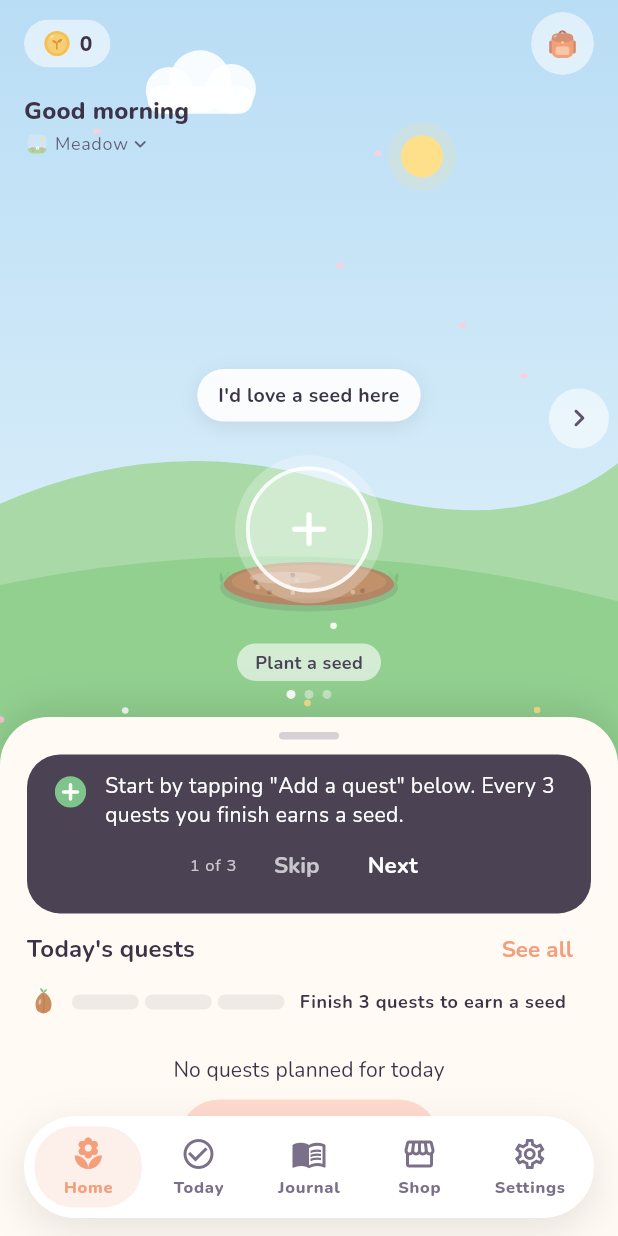
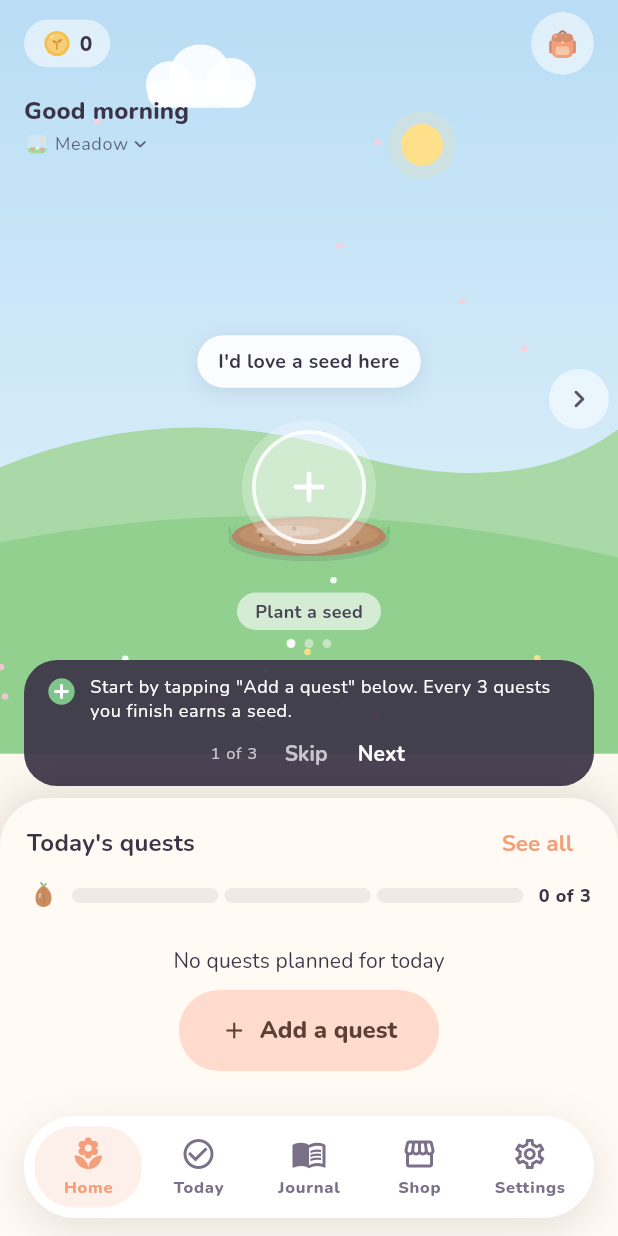
Before and after one commit to GL-328/Sprout, a Flutter app: the HomeScreen screen opened by its route, on a phone screen of 412 x 824 dp. Run offline on Flutter 3.47's test engine with Material 3 defaults, Android fonts, the phone set to English and light mode, and no system bars; our stand-ins replace audioplayers, confetti, drift, drift_flutter, file_picker, flutter_local_notifications and 6 more; accounts and stored records are empty; generated files the repository leaves out were written again; network calls fail.

Commit message:
Home quests panel: the first two quests, then See all
- The draggable, scrolling sheet is now a fixed panel with the Seed Meter
  and the first two quests due today; 'See all (N)' opens Today when
  there are more. Complete and undo work as before, and the empty and
  'All done for today' states stay.
- The panel and header are measured, and the garden lays out between
  them, so the plant never sits under the panel and the greeting never
  overlaps the bubble, at any text size.
- On short screens space gives way gently: one quest row first, then the
  first-run tips, then the last row; the plant always keeps some room.
- The first-run tips sit just above the panel instead of covering it.
- The meter row shows a short count; Today keeps the full message.
- Tests and renders at 360x640 (normal and 130% text) with 0, 1, 2 and 5
  quests, plus complete, undo, All done and See all.

Co-Authored-By: Claude Opus 5.5 <noreply@anthropic.com>
Claude-Session: https://claude.ai/code/session_014ffW9G8hHK8ppveSk7iLpA

```diff
--- a/lib/features/home/home_screen.dart
+++ b/lib/features/home/home_screen.dart
@@ -28,9 +28,9 @@ import 'plot_picker.dart';
 import 'quests_panel.dart';
 import 'seed_sheets.dart';
 import '../../ui/art/icon_art.dart';
-
-/// Height of the floating navigation bar, including its margin.
-const _navBarSpace = 92.0;
+import '../../ui/layout/insets.dart';
+import '../../ui/widgets/measure_size.dart';
+import 'home_tutorial.dart';
 
 /// The garden: one plot, one plant at a time, with today's quests below.
 class HomeScreen extends ConsumerStatefulWidget {
@@ -45,7 +45,46 @@ class _HomeScreenState extends ConsumerState<HomeScreen> with SingleTickerProvid
   late final _ambient = AnimationController(vsync: this, duration: const Duration(seconds: 24));
   String? _envId;
   int _slot = 0;
-  double? _panelExtent;
+
+  /// Measured heights of the header and the quests panel, so the garden
+  /// always fits between them, at any text size. Estimates until measured.
+  double _headerH = 104;
+  double _panelH = 260;
+
+  /// Quest rows in the panel: two, or fewer when the screen is too short
+  /// for the garden to keep [_minGarden] of room.
+  int _rows = QuestsPanel.defaultShown;
+  double _rowH = 64;
+  double _screenH = 0;
+  double _headerBottom = 0;
+  static const _minGarden = 120.0;
+
+  /// Whether the first-run tips fit above the panel (see [_panelMeasured]
+  /// for what gives way first when space is short).
+  bool _tipsFit = true;
+
+  void _panelMeasured(Size s) {
+    if (!mounted || s.height == _panelH) return;
+    setState(() {
+      final previous = _panelH;
+      _panelH = s.height;
+      final garden = _screenH - _panelH - 8 - _headerBottom;
+      final tipsShowing = _tipsFit && !(ref.read(tutorialDoneProvider).value ?? true);
+      // When space is short: first drop to one quest row, then set the
+      // first-run tips aside, then drop the last row.
+      if (garden < _minGarden && _rows > 1) {
+        _rows--;
+      } else if (garden < _minGarden && tipsShowing) {
+        _tipsFit = false;
+      } else if (garden < _minGarden && _rows > 0) {
+        _rows--;
+      } else if (garden > _minGarden + _rowH * 1.2 && _rows < QuestsPanel.defaultShown) {
+        _rows++;
+      }
+      if (previous > _panelH && previous - _panelH > 30) _rowH = previous - _panelH;
+    });
+  }
+
   final Set<String> _recorded = {};
   bool _foreground = true;
   late final _lifecycle = AppLifecycleListener(
@@ -168,18 +207,18 @@ class _HomeScreenState extends ConsumerState<HomeScreen> with SingleTickerProvid
           final h = box.maxHeight;
           final w = box.maxWidth;
           final safeTop = MediaQuery.paddingOf(context).top;
-          final bottomInset = _navBarSpace + MediaQuery.paddingOf(context).bottom;
-          // The panel's sizes, as fractions of the screen. Collapsed shows the
-          // meter and about three quests, but never more than 42% of the screen.
-          final minExtent = ((bottomInset + 58) / h).clamp(0.08, 0.3);
-          final initialExtent = ((bottomInset + 250) / h).clamp(minExtent, 0.42);
-          const maxExtent = 0.78;
-          final extent = (_panelExtent ?? initialExtent).clamp(minExtent, maxExtent);
-          // Above about half the screen the panel is for reading quests, and
-          // the garden simply waits behind it.
-          final panelTop = h * (1 - math.min(extent, 0.5));
-          final headerBottom = safeTop + 104;
-          final gardenBottom = panelTop - 12;
+          // The panel ends behind the floating nav bar; its content stays above
+          // the nav bar and the system bar.
+          final bottomInset = AppInsets.covered(context);
+          final panelTop = h - _panelH;
+          final headerBottom = safeTop + 8 + _headerH + 6;
+          // Never let the garden leave the screen, even when the panel is tall.
+          final gardenBottom = math.max(panelTop - 8, safeTop + 88);
+          _screenH = h;
+          _headerBottom = headerBottom;
+          // Always leave the plant some room, even on very short screens.
+          final gardenTop = math.min(headerBottom, gardenBottom - 72);
+          // The ground sits just under the plants; the panel covers the rest.
           final sceneHeight = math.max(gardenBottom / 0.86, panelTop + 40);
 
           return AnimatedBuilder(
@@ -188,7 +227,48 @@ class _HomeScreenState extends ConsumerState<HomeScreen> with SingleTickerProvid
               final phase = calm ? 0.0 : _ambient.value;
               final sway = calm ? 0.0 : math.sin(phase * 2 * math.pi * 6);
               final pulse = calm ? 0.5 : 0.5 + 0.5 * math.sin(phase * 2 * math.pi * 10);
+              final carousel = Positioned(
+                left: 0,
+                right: 0,
+                top: gardenTop,
+                height: gardenBottom - gardenTop,
+                child: PlantCarousel(
+                  controller: _slots,
+                  config: config,
+                  env: env,
+                  plants: plants,
+                  statuses: statuses,
+                  page: _slot,
+                  sway: sway,
+                  pulse: pulse,
+                  reduceMotion: calm,
+                  onPageChanged: (i) {
+                    Haptics.selection();
+                    setState(() => _slot = i);
+                  },
+                  onTapEmpty: (i) => showChooseSeedSheet(context, envId: envId, slot: i),
+                  onTapPlant: _tapPlant,
+                ),
+              );
+              final header = Positioned(
+                left: 16,
+                right: 16,
+                top: safeTop + 8,
+                child: MeasureSize(
+                  onChange: (s) {
+                    if (mounted && s.height != _headerH) setState(() => _headerH = s.height);
+                  },
+                  child: _Header(
+                    greeting: greetingFor(now, name),
+                    plotLabel: '{plot:${env.id}} ${env.name}',
+                    color: onScene,
+                    onPlotTap: () => _pickPlot(envId),
+                  ),
+                ),
+              );
               return Stack(
+                // Fill the screen: every layer is positioned against it.
+                fit: StackFit.expand,
                 children: [
                   Positioned(
                     left: 0,
@@ -208,52 +288,28 @@ class _HomeScreenState extends ConsumerState<HomeScreen> with SingleTickerProvid
                   ),
                   ..._cosmetics(config, placed, w, sceneHeight),
                   for (final (i, v) in visitors.indexed) _visitor(v, i, phase, w, headerBottom, gardenBottom),
+                  // The header normally sits on top. On very short screens the
+                  // plant overlaps it, and then the plant comes first so it stays tappable.
+                  if (gardenTop >= headerBottom) ...[carousel, header] else ...[header, carousel],
+                  // The quests panel, with first-run tips just above it. Both
+                  // are measured, so the garden always fits above them and
+                  // nothing covers the plant.
                   Positioned(
                     left: 0,
                     right: 0,
-                    top: headerBottom,
-                    height: math.max(0, gardenBottom - headerBottom),
-                    child: PlantCarousel(
-                      controller: _slots,
-                      config: config,
-                      env: env,
-                      plants: plants,
-                      statuses: statuses,
-                      page: _slot,
-                      sway: sway,
-                      pulse: pulse,
-                      reduceMotion: calm,
-                      onPageChanged: (i) {
-                        Haptics.selection();
-                        setState(() => _slot = i);
-                      },
-                      onTapEmpty: (i) => showChooseSeedSheet(context, envId: envId, slot: i),
-                      onTapPlant: _tapPlant,
-                    ),
-                  ),
-                  Positioned(
-                    left: 16,
-                    right: 16,
-                    top: safeTop + 8,
-                    child: _Header(
-                      greeting: greetingFor(now, name),
-                      plotLabel: '{plot:${env.id}} ${env.name}',
-                      color: onScene,
-                      onPlotTap: () => _pickPlot(envId),
-                    ),
-                  ),
-                  NotificationListener<DraggableScrollableNotification>(
-                    onNotification: (n) {
-                      setState(() => _panelExtent = n.extent);
-                      return false;
-                    },
-                    child: DraggableScrollableSheet(
-                      initialChildSize: initialExtent,
-                      minChildSize: minExtent,
-                      maxChildSize: maxExtent,
-                      snap: true,
-                      snapSizes: [initialExtent],
-                      builder: (context, scroll) => QuestsPanel(scrollController: scroll, bottomInset: bottomInset),
+                    bottom: 0,
+                    child: MeasureSize(
+                      onChange: _panelMeasured,
+                      child: Column(
+                        mainAxisSize: MainAxisSize.min,
+                        crossAxisAlignment: CrossAxisAlignment.stretch,
+                        children: [
+                          // First-run tips, on screens tall enough to have room for them.
+                          if (h >= 480 && _tipsFit)
+                            const Padding(padding: EdgeInsets.fromLTRB(16, 0, 16, 8), child: HomeTutorial()),
+                          QuestsPanel(bottomInset: bottomInset, shown: _rows),
+                        ],
+                      ),
                     ),
                   ),
                 ],
--- a/lib/features/home/home_tutorial.dart
+++ b/lib/features/home/home_tutorial.dart
@@ -55,21 +55,31 @@ class _HomeTutorialState extends ConsumerState<HomeTutorial> {
       color: const Color(0xFF3B3346).withValues(alpha: 0.92),
       borderRadius: BorderRadius.circular(22),
       child: Padding(
-        padding: const EdgeInsets.fromLTRB(16, 12, 8, 8),
+        padding: const EdgeInsets.fromLTRB(14, 10, 6, 2),
         child: Column(
           mainAxisSize: MainAxisSize.min,
           children: [
             Row(
               crossAxisAlignment: CrossAxisAlignment.start,
               children: [
-                ArtIcon(emoji, size: 26),
-                const SizedBox(width: 10),
+                ArtIcon(emoji, size: 22),
+                const SizedBox(width: 8),
                 Expanded(
-                  child: Text(text, style: theme.textTheme.bodyMedium?.copyWith(color: Colors.white, height: 1.35)),
+                  child: Text(text, style: theme.textTheme.bodySmall?.copyWith(color: Colors.white, height: 1.3)),
                 ),
               ],
             ),
-            Wrap(
+            Theme(
+              data: theme.copyWith(
+                textButtonTheme: TextButtonThemeData(
+                  style: TextButton.styleFrom(
+                    visualDensity: VisualDensity.compact,
+                    minimumSize: const Size(48, 36),
+                    padding: const EdgeInsets.symmetric(horizontal: 10),
+                  ),
+                ),
+              ),
+              child: Wrap(
                 alignment: WrapAlignment.end,
                 crossAxisAlignment: WrapCrossAlignment.center,
                 children: [
@@ -89,6 +99,7 @@ class _HomeTutorialState extends ConsumerState<HomeTutorial> {
                   ),
                 ],
               ),
+            ),
           ],
         ),
       ),
--- a/lib/features/home/quests_panel.dart
+++ b/lib/features/home/quests_panel.dart
@@ -8,16 +8,20 @@ import '../../ui/widgets/motion.dart';
 import '../today/quest_actions.dart';
 import '../today/today_providers.dart';
 import '../today/today_screen.dart';
-import 'home_tutorial.dart';
 import '../../ui/art/icon_art.dart';
 
-/// The "Today's quests" sheet on Home: the Seed Meter and today's quests.
+/// The "Today's quests" panel on Home: the Seed Meter and the first two
+/// quests due today. It never scrolls; "See all" opens the Today tab.
 class QuestsPanel extends ConsumerWidget {
-  const QuestsPanel({super.key, required this.scrollController, required this.bottomInset});
+  const QuestsPanel({super.key, required this.bottomInset, this.shown = QuestsPanel.defaultShown});
 
-  final ScrollController scrollController;
+  /// How many quests the panel shows normally.
+  static const defaultShown = 2;
 
-  /// Space at the bottom for the floating navigation bar.
+  /// How many quests to show (fewer on very short screens).
+  final int shown;
+
+  /// Space at the bottom for the floating navigation bar and system bar.
   final double bottomInset;
 
   @override
@@ -25,7 +29,7 @@ class QuestsPanel extends ConsumerWidget {
     final theme = Theme.of(context);
     final view = ref.watch(todayViewProvider).value;
     final calm = reduceMotion(context, ref);
-    final quests = <Quest>[...?view?.todo, ...?view?.later];
+    final due = <Quest>[...?view?.todo, ...?view?.later];
     final dark = theme.brightness == Brightness.dark;
 
     return DecoratedBox(
@@ -36,37 +40,45 @@ class QuestsPanel extends ConsumerWidget {
           BoxShadow(color: Colors.black.withValues(alpha: 0.12), blurRadius: 24, offset: const Offset(0, -4)),
         ],
       ),
-      child: ListView(
-        controller: scrollController,
-        padding: EdgeInsets.fromLTRB(18, 0, 18, bottomInset + 16),
+      child: Padding(
+        padding: EdgeInsets.fromLTRB(18, 6, 18, bottomInset + 10),
+        child: Column(
+          mainAxisSize: MainAxisSize.min,
+          crossAxisAlignment: CrossAxisAlignment.stretch,
           children: [
-          Center(
-            child: Container(
-              width: 40,
-              height: 5,
-              margin: const EdgeInsets.symmetric(vertical: 10),
-              decoration: BoxDecoration(
-                color: theme.colorScheme.onSurfaceVariant.withValues(alpha: 0.3),
-                borderRadius: BorderRadius.circular(3),
+            Row(
+              children: [
+                // At very large text sizes the row scales down to one line
+                // rather than stacking letters.
+                Expanded(
+                  child: FittedBox(
+                    fit: BoxFit.scaleDown,
+                    alignment: Alignment.centerLeft,
+                    child: Text("Today's quests", style: theme.textTheme.titleMedium),
+                  ),
+                ),
+                Flexible(
+                  fit: FlexFit.tight,
+                  child: FittedBox(
+                    fit: BoxFit.scaleDown,
+                    alignment: Alignment.centerRight,
+                    child: TextButton(
+                      onPressed: () => context.go('/today'),
+                      child: Text(due.length > shown ? 'See all (${due.length})' : 'See all'),
                     ),
                   ),
                 ),
-          const HomeTutorial(),
-          Row(
-            children: [
-              Expanded(child: Text("Today's quests", style: theme.textTheme.titleMedium)),
-              TextButton(onPressed: () => context.go('/today'), child: const Text('See all')),
               ],
             ),
             const _MeterBar(),
-          const SizedBox(height: 12),
-          if (view != null && quests.isEmpty)
+            const SizedBox(height: 10),
+            if (view != null && due.isEmpty)
               _Empty(allDone: view.done.isNotEmpty)
             else
-            for (final q in quests)
+              for (final q in due.take(shown))
                 Padding(
                   key: ValueKey(q.id),
-                padding: const EdgeInsets.only(bottom: 10),
+                  padding: const EdgeInsets.only(bottom: 8),
                   child: QuestRow(
                     quest: q,
                     compact: true,
@@ -77,11 +89,12 @@ class QuestsPanel extends ConsumerWidget {
                 ),
           ],
         ),
+      ),
     );
   }
 }
 
-/// The Seed Meter as a slim segmented bar with its kind message.
+/// The Seed Meter as a slim segmented bar with a short count.
 class _MeterBar extends ConsumerWidget {
   const _MeterBar();
 
@@ -113,15 +126,9 @@ class _MeterBar extends ConsumerWidget {
               ),
             ),
           const SizedBox(width: 6),
-          Flexible(
-            flex: 4,
-            child: Text(
-              rules.message(filled: filled, countedToday: meter?.countedToday ?? 0),
-              maxLines: 2,
-              overflow: TextOverflow.ellipsis,
-              style: theme.textTheme.bodySmall?.copyWith(fontWeight: FontWeight.w700),
-            ),
-          ),
+          // A short count keeps the panel small; the Today tab has the full,
+          // kind message.
+          Text('$filled of $total', style: theme.textTheme.bodySmall?.copyWith(fontWeight: FontWeight.w800)),
         ],
       ),
     );
--- /dev/null
+++ b/lib/ui/widgets/measure_size.dart
@@ -0,0 +1,33 @@
+import 'package:flutter/rendering.dart';
+import 'package:flutter/widgets.dart';
+
+/// Reports its child's laid-out size whenever it changes, so a layout can
+/// fit other things around content whose height depends on text size.
+class MeasureSize extends SingleChildRenderObjectWidget {
+  const MeasureSize({super.key, required this.onChange, required super.child});
+
+  final ValueChanged<Size> onChange;
+
+  @override
+  RenderObject createRenderObject(BuildContext context) => _RenderMeasureSize(onChange);
+
+  @override
+  void updateRenderObject(BuildContext context, RenderObject renderObject) =>
+      (renderObject as _RenderMeasureSize).onChange = onChange;
+}
+
+class _RenderMeasureSize extends RenderProxyBox {
+  _RenderMeasureSize(this.onChange);
+
+  ValueChanged<Size> onChange;
+  Size? _last;
+
+  @override
+  void performLayout() {
+    super.performLayout();
+    if (size == _last) return;
+    _last = size;
+    final reported = size;
+    WidgetsBinding.instance.addPostFrameCallback((_) => onChange(reported));
+  }
+}
```
Also changed, not shown: 2 other files. Lines whose indentation alone changed are shown as unchanged.
